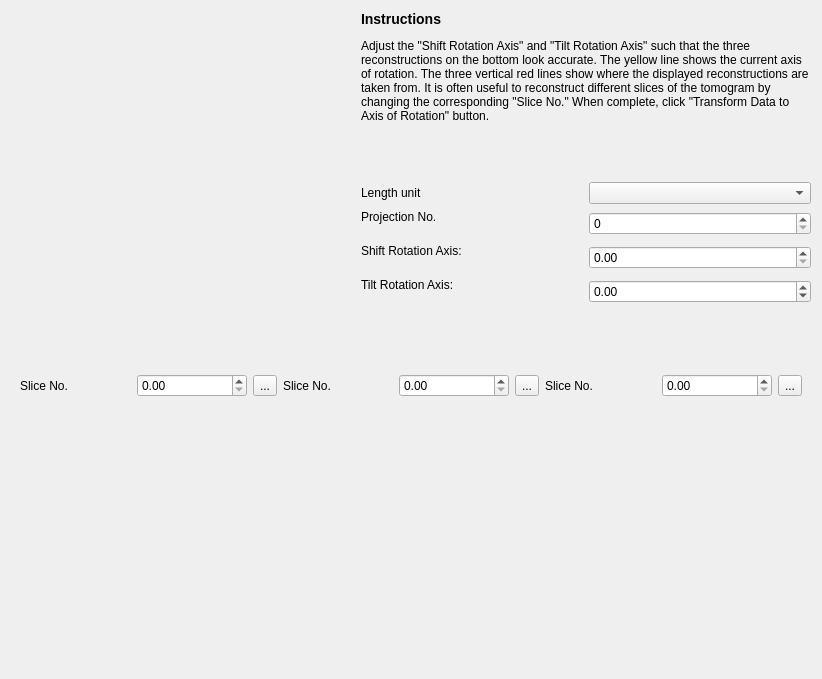
Above: tomviz/RotateAlignWidget.ui from OpenChemistry/tomviz before the change. Below: the same form after it.
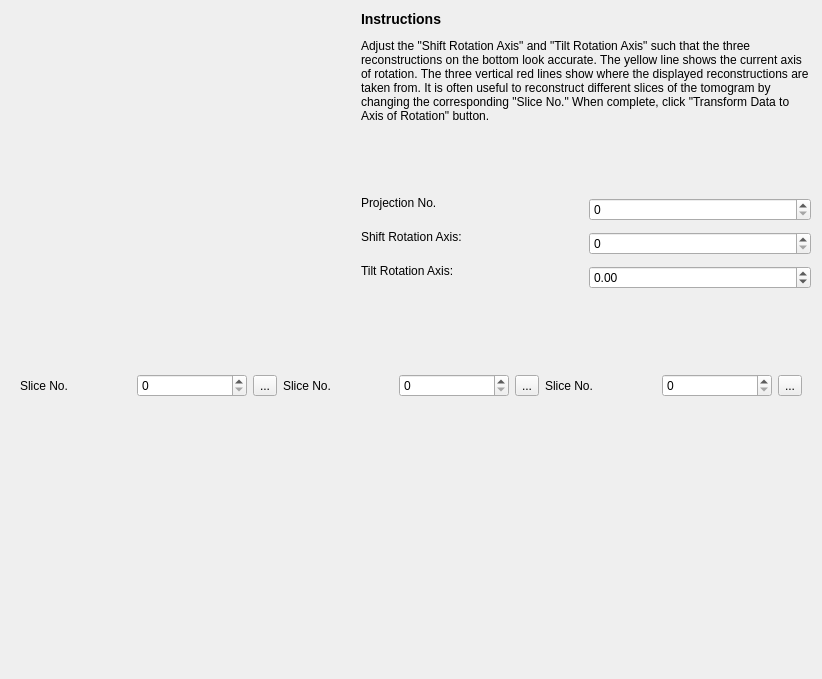
That is the form after the change. Custom widgets are drawn as their Qt base class.

Commit message: Remove physical units from manual tilt axis align

```diff
--- a/tomviz/RotateAlignWidget.ui
+++ b/tomviz/RotateAlignWidget.ui
@@ -66,20 +66,6 @@
          </property>
         </spacer>
        </item>
-       <item>
-        <layout class="QHBoxLayout" name="horizontalLayout_9">
-         <item>
-          <widget class="QLabel" name="label_8">
-           <property name="text">
-            <string>Length unit</string>
-           </property>
-          </widget>
-         </item>
-         <item>
-          <widget class="QComboBox" name="lengthUnit"/>
-         </item>
-        </layout>
-       </item>
        <item>
         <layout class="QHBoxLayout" name="horizontalLayout_8">
          <item>
@@ -110,7 +96,11 @@
           </widget>
          </item>
          <item>
-          <widget class="tomviz::DoubleSpinBox" name="rotationAxis"/>
+          <widget class="tomviz::DoubleSpinBox" name="rotationAxis">
+           <property name="decimals">
+            <number>0</number>
+           </property>
+          </widget>
          </item>
         </layout>
        </item>
@@ -168,7 +158,11 @@
            </widget>
           </item>
           <item>
-           <widget class="tomviz::DoubleSpinBox" name="spinBox_1"/>
+           <widget class="tomviz::DoubleSpinBox" name="spinBox_1">
+            <property name="decimals">
+             <number>0</number>
+            </property>
+           </widget>
           </item>
           <item>
            <widget class="QToolButton" name="colorMapButton_1">
@@ -209,7 +203,11 @@
            </widget>
           </item>
           <item>
-           <widget class="tomviz::DoubleSpinBox" name="spinBox_2"/>
+           <widget class="tomviz::DoubleSpinBox" name="spinBox_2">
+            <property name="decimals">
+             <number>0</number>
+            </property>
+           </widget>
           </item>
           <item>
            <widget class="QToolButton" name="colorMapButton_2">
@@ -250,7 +248,11 @@
            </widget>
           </item>
           <item>
-           <widget class="tomviz::DoubleSpinBox" name="spinBox_3"/>
+           <widget class="tomviz::DoubleSpinBox" name="spinBox_3">
+            <property name="decimals">
+             <number>0</number>
+            </property>
+           </widget>
           </item>
           <item>
            <widget class="QToolButton" name="colorMapButton_3">
```
Left out of the diff: 3 changed lines with no effect on the pictures. The commit also changes 2 other files.
